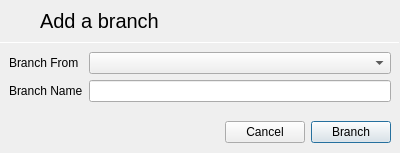
Before: the Qt Designer form slate/SourceControl/GitDialogs/addbranchdialog.ui in theCheeseboard/theSlate, drawn with Qt 5.
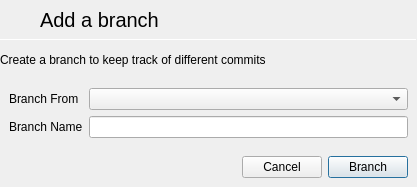
After: the same form once the commit is applied. Icons and pictures are not drawn.

Patch:
```diff
--- a/slate/SourceControl/GitDialogs/addbranchdialog.ui
+++ b/slate/SourceControl/GitDialogs/addbranchdialog.ui
@@ -6,8 +6,8 @@
    <rect>
     <x>0</x>
     <y>0</y>
-    <width>400</width>
-    <height>153</height>
+    <width>417</width>
+    <height>187</height>
    </rect>
   </property>
   <property name="windowTitle">
@@ -110,6 +110,19 @@
      </property>
     </widget>
    </item>
+   <item>
+    <widget class="QLabel" name="label_4">
+     <property name="text">
+      <string>Create a branch to keep track of different commits</string>
+     </property>
+     <property name="wordWrap">
+      <bool>true</bool>
+     </property>
+     <property name="margin">
+      <number>9</number>
+     </property>
+    </widget>
+   </item>
    <item>
     <layout class="QGridLayout" name="gridLayout">
      <property name="leftMargin">
```
Left out of the diff: 34 changed lines with no effect on the pictures.
